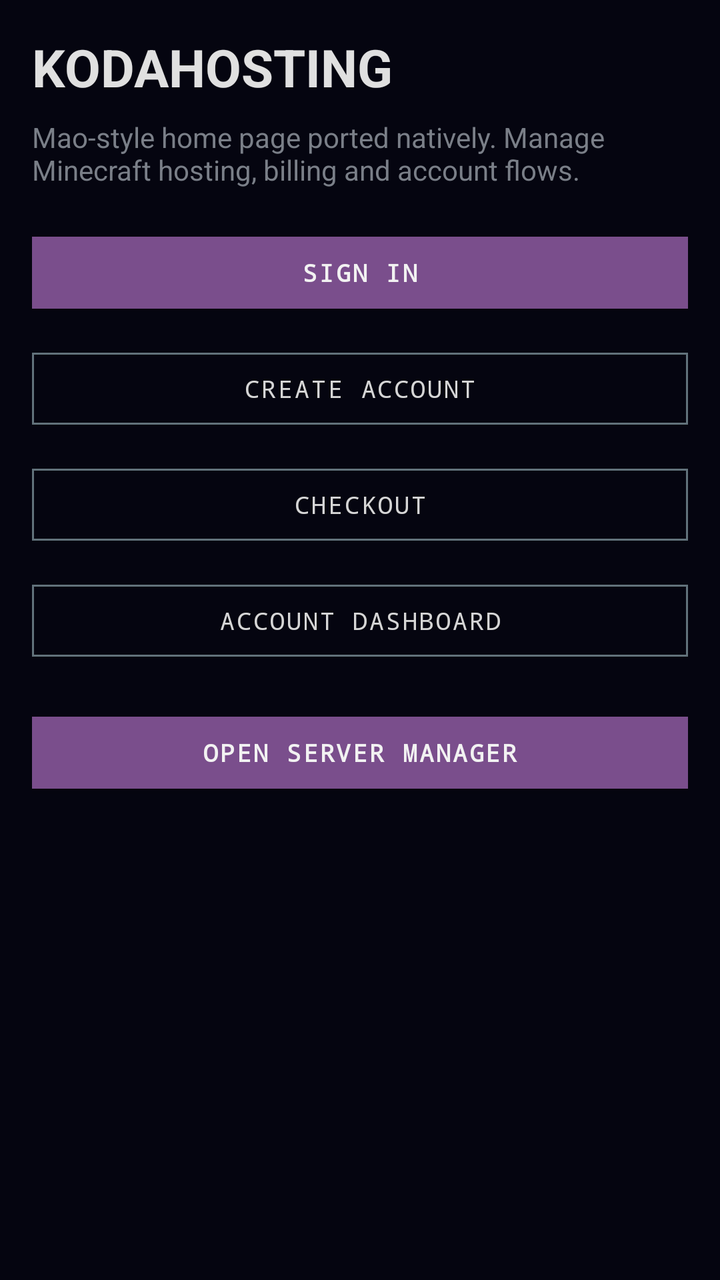
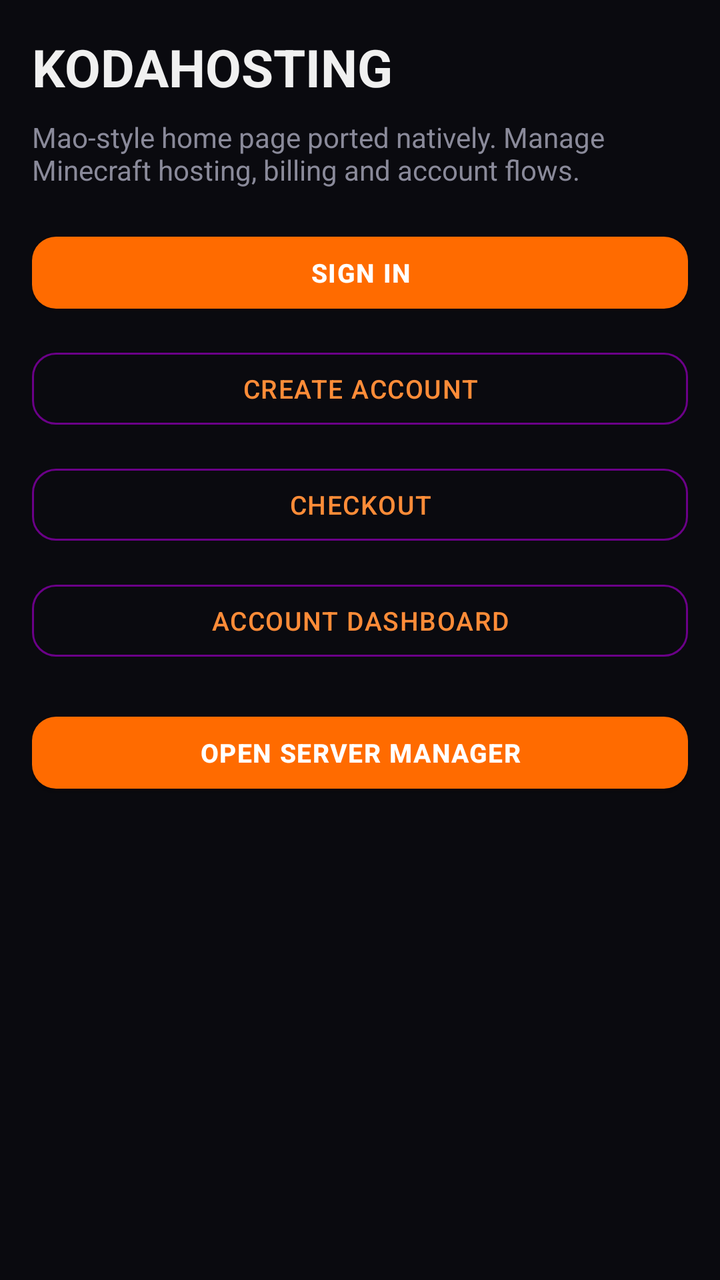

An Android layout rendered at two revisions. The XML below is the earlier revision; the diff shows what the commit changed to produce the second picture.
<!-- AndroidManifest.xml: application theme Theme.KodaNetwork -->
<!-- res/layout/activity_design_home.xml -->
<?xml version="1.0" encoding="utf-8"?>
<ScrollView xmlns:android="http://schemas.android.com/apk/res/android"
    android:layout_width="match_parent"
    android:layout_height="match_parent"
    android:background="@color/bg_void">

    <LinearLayout
        android:layout_width="match_parent"
        android:layout_height="wrap_content"
        android:orientation="vertical"
        android:padding="16dp">

        <TextView
            android:layout_width="wrap_content"
            android:layout_height="wrap_content"
            android:text="KODAHOSTING"
            android:textColor="@color/txt_primary"
            android:textStyle="bold"
            android:textSize="26sp" />

        <TextView
            android:layout_width="match_parent"
            android:layout_height="wrap_content"
            android:layout_marginTop="8dp"
            android:text="Mao-style home page ported natively. Manage Minecraft hosting, billing and account flows."
            android:textColor="@color/txt_secondary"
            android:textSize="14sp" />

        <Button
            android:id="@+id/btn_login"
            style="@style/KodaButton"
            android:layout_width="match_parent"
            android:layout_height="wrap_content"
            android:layout_marginTop="18dp"
            android:text="SIGN IN" />

        <Button
            android:id="@+id/btn_register"
            style="@style/KodaButton.Outline"
            android:layout_width="match_parent"
            android:layout_height="wrap_content"
            android:layout_marginTop="10dp"
            android:text="CREATE ACCOUNT" />

        <Button
            android:id="@+id/btn_checkout"
            style="@style/KodaButton.Outline"
            android:layout_width="match_parent"
            android:layout_height="wrap_content"
            android:layout_marginTop="10dp"
            android:text="CHECKOUT" />

        <Button
            android:id="@+id/btn_dashboard"
            style="@style/KodaButton.Outline"
            android:layout_width="match_parent"
            android:layout_height="wrap_content"
            android:layout_marginTop="10dp"
            android:text="ACCOUNT DASHBOARD" />

        <Button
            android:id="@+id/btn_server_manager"
            style="@style/KodaButton"
            android:layout_width="match_parent"
            android:layout_height="wrap_content"
            android:layout_marginTop="18dp"
            android:text="OPEN SERVER MANAGER" />
    </LinearLayout>
</ScrollView>
<!-- resources referenced by this layout -->
<resources>
  <color name="bg_void">#050510</color>
  <color name="txt_primary">#E0E0E0</color>
  <color name="txt_secondary">#7A7F88</color>
  <style name="KodaButton" parent="Widget.MaterialComponents.Button">
          <item name="backgroundTint">#7A4E8C</item>
          <item name="android:textColor">#F2F2F2</item>
          <item name="android:textStyle">bold</item>
          <item name="android:fontFamily">monospace</item>
          <item name="android:letterSpacing">0.08</item>
          <item name="android:textSize">12sp</item>
          <item name="cornerRadius">0dp</item>
          <item name="rippleColor">#4A5058</item>
      </style>
  <style name="KodaButton.Outline" parent="Widget.MaterialComponents.Button.OutlinedButton">
          <item name="strokeColor">#62727B</item>
          <item name="strokeWidth">1dp</item>
          <item name="android:textColor">#D6D6D6</item>
          <item name="android:fontFamily">monospace</item>
          <item name="android:letterSpacing">0.08</item>
          <item name="android:textSize">12sp</item>
          <item name="cornerRadius">0dp</item>
      </style>
  <style name="Theme.KodaNetwork" parent="Theme.MaterialComponents.NoActionBar">
          <item name="colorPrimary">#7A4E8C</item>
          <item name="colorPrimaryVariant">#4A5058</item>
          <item name="colorSecondary">#62727B</item>
          <item name="android:colorBackground">#050510</item>
          <item name="colorSurface">#050510</item>
          <item name="colorOnPrimary">#000000</item>
          <item name="colorOnBackground">#E0E0E0</item>
          <item name="colorOnSurface">#E0E0E0</item>
          <item name="android:statusBarColor">#050510</item>
          <item name="android:navigationBarColor">#050510</item>
          <item name="android:windowLightStatusBar">false</item>
          <item name="android:textColor">#E0E0E0</item>
      </style>
</resources>

<!-- the commit's change to res/layout/activity_design_home.xml (unified diff, before → after) -->
@@ -1,5 +1,6 @@
 <?xml version="1.0" encoding="utf-8"?>
 <ScrollView xmlns:android="http://schemas.android.com/apk/res/android"
+    android:fitsSystemWindows="true"
     android:layout_width="match_parent"
     android:layout_height="match_parent"
     android:background="@color/bg_void">
<!-- resource entries referenced after the edit -->
@@ -1,40 +1,44 @@
 <!-- resources referenced by this layout -->
 <resources>
-  <color name="bg_void">#050510</color>
-  <color name="txt_primary">#E0E0E0</color>
-  <color name="txt_secondary">#7A7F88</color>
+  <color name="bg_void">#0A0A0F</color>
+  <color name="txt_primary">#F0F0F0</color>
+  <color name="txt_secondary">#8A8A9A</color>
   <style name="KodaButton" parent="Widget.MaterialComponents.Button">
-          <item name="backgroundTint">#7A4E8C</item>
-          <item name="android:textColor">#F2F2F2</item>
+          <item name="backgroundTint">#FF6B00</item>
+          <item name="android:textColor">#FFFFFF</item>
           <item name="android:textStyle">bold</item>
-          <item name="android:fontFamily">monospace</item>
-          <item name="android:letterSpacing">0.08</item>
-          <item name="android:textSize">12sp</item>
-          <item name="cornerRadius">0dp</item>
-          <item name="rippleColor">#4A5058</item>
+          <item name="android:fontFamily">sans-serif-medium</item>
+          <item name="android:letterSpacing">0.04</item>
+          <item name="android:textSize">13sp</item>
+          <item name="cornerRadius">12dp</item>
+          <item name="rippleColor">#CC5500</item>
       </style>
   <style name="KodaButton.Outline" parent="Widget.MaterialComponents.Button.OutlinedButton">
-          <item name="strokeColor">#62727B</item>
+          <item name="strokeColor">#FF6B0088</item>
           <item name="strokeWidth">1dp</item>
-          <item name="android:textColor">#D6D6D6</item>
-          <item name="android:fontFamily">monospace</item>
-          <item name="android:letterSpacing">0.08</item>
-          <item name="android:textSize">12sp</item>
-          <item name="cornerRadius">0dp</item>
+          <item name="android:textColor">#FF8C38</item>
+          <item name="android:fontFamily">sans-serif-medium</item>
+          <item name="android:letterSpacing">0.04</item>
+          <item name="android:textSize">13sp</item>
+          <item name="cornerRadius">12dp</item>
       </style>
   <style name="Theme.KodaNetwork" parent="Theme.MaterialComponents.NoActionBar">
-          <item name="colorPrimary">#7A4E8C</item>
-          <item name="colorPrimaryVariant">#4A5058</item>
-          <item name="colorSecondary">#62727B</item>
-          <item name="android:colorBackground">#050510</item>
-          <item name="colorSurface">#050510</item>
-          <item name="colorOnPrimary">#000000</item>
-          <item name="colorOnBackground">#E0E0E0</item>
-          <item name="colorOnSurface">#E0E0E0</item>
-          <item name="android:statusBarColor">#050510</item>
-          <item name="android:navigationBarColor">#050510</item>
+          <item name="colorPrimary">#FF6B00</item>
+          <item name="colorPrimaryVariant">#CC5500</item>
+          <item name="colorSecondary">#FF8C38</item>
+          <item name="android:colorBackground">#0A0A0F</item>
+          <item name="android:windowBackground">#0A0A0F</item>
+          <item name="colorSurface">#12121A</item>
+          <item name="colorOnPrimary">#FFFFFF</item>
+          <item name="colorOnBackground">#F0F0F0</item>
+          <item name="colorOnSurface">#F0F0F0</item>
+          <item name="android:statusBarColor">#00000000</item>
+          <item name="android:navigationBarColor">#00000000</item>
+          <item name="android:windowTranslucentStatus">true</item>
+          <item name="android:windowTranslucentNavigation">true</item>
+          <item name="android:windowLayoutInDisplayCutoutMode">shortEdges</item>
           <item name="android:windowLightStatusBar">false</item>
-          <item name="android:textColor">#E0E0E0</item>
+          <item name="android:textColor">#F0F0F0</item>
       </style>
 </resources>
 
